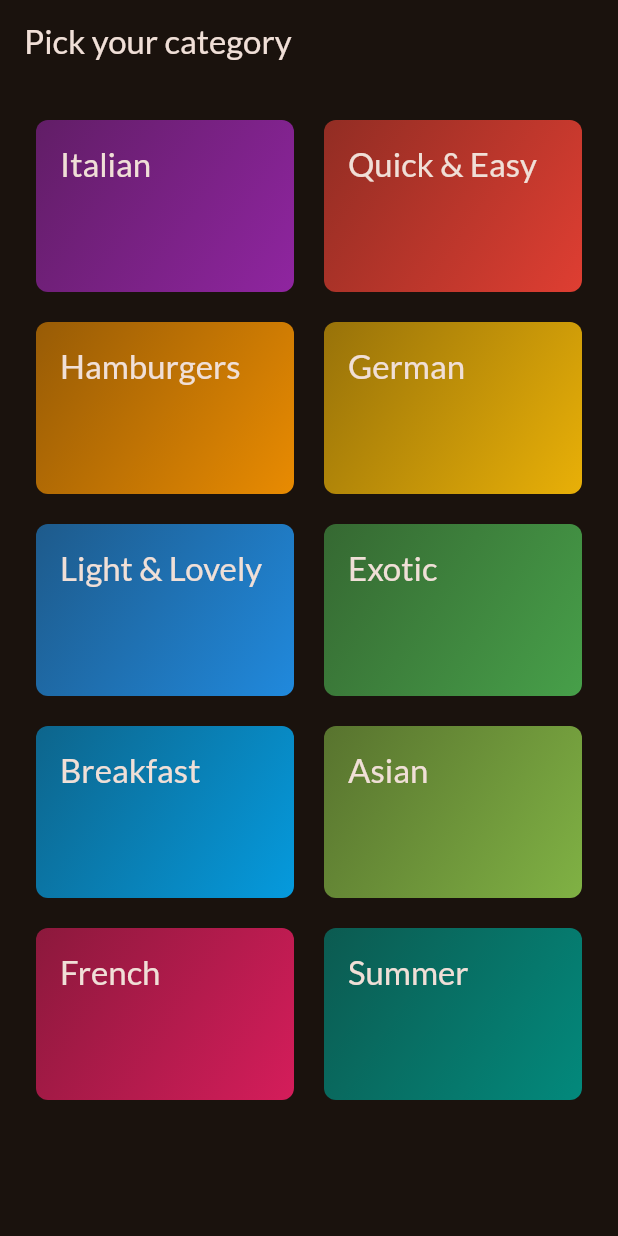
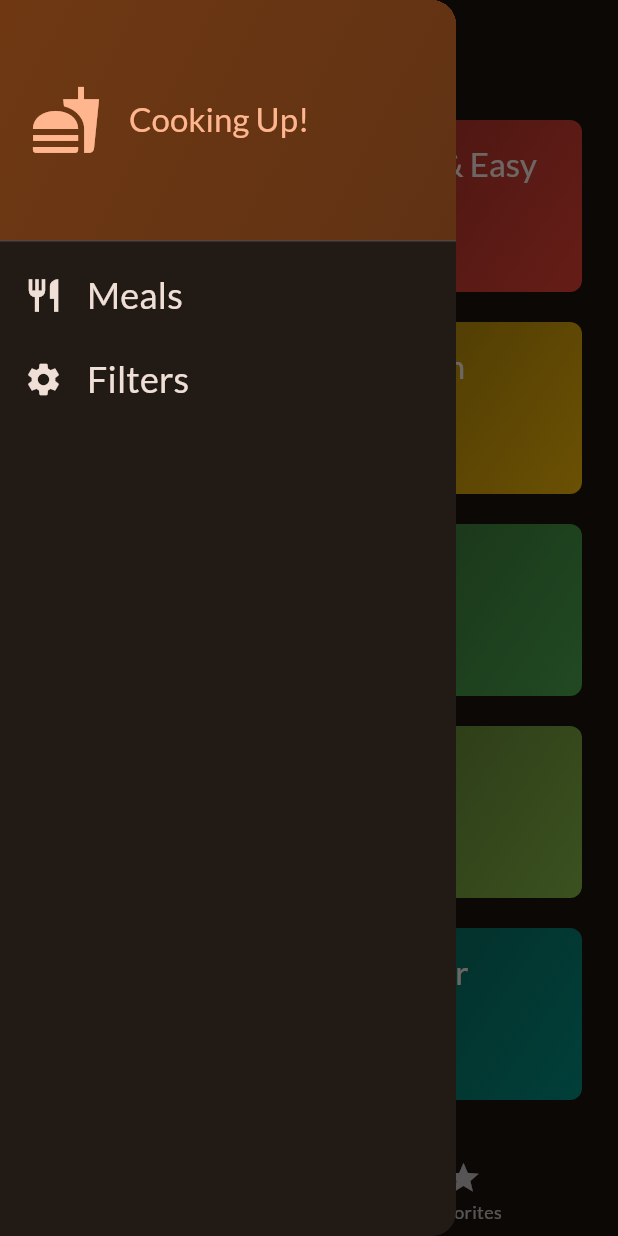
Before and after one commit to liammid27/Meals_App, a Flutter app: the screen it shows after launch, with the side drawer open (before the commit the screen has no drawer), on a phone screen of 412 x 824 dp. Run offline on Flutter 3.47's test engine with Material 3 defaults, Android fonts, the phone set to English and light mode, and no system bars; our stand-ins replace google_fonts, transparent_image.

Commit message:
Finished up with this project

```diff
--- a/lib/data/category_data.dart
+++ b/lib/data/category_data.dart
@@ -220,7 +220,7 @@ const dummyMeals = [
     ],
     isGlutenFree: true,
     isVegan: false,
-    isVegetarian: true,
+    isVegetarian: false,
     isLactoseFree: true,
   ),
   Meal(
--- a/lib/main.dart
+++ b/lib/main.dart
@@ -1,6 +1,6 @@
 import 'package:flutter/material.dart';
 import 'package:google_fonts/google_fonts.dart';
-import 'package:meals_app/screens/categories_screen.dart';
+import 'package:meals_app/screens/tabs_screen.dart';
 
 final theme = ThemeData(
   useMaterial3: true,
@@ -22,7 +22,7 @@ class App extends StatelessWidget {
   Widget build(BuildContext context) {
     return MaterialApp(
       theme: theme,
-      home: CategoriesScreen(),
+      home: TabsScreen(),
     );
   }
 }
--- a/lib/screens/categories_screen.dart
+++ b/lib/screens/categories_screen.dart
@@ -1,14 +1,22 @@
 import 'package:flutter/material.dart';
 import 'package:meals_app/data/category_data.dart';
+import 'package:meals_app/models/meal.dart';
 import 'package:meals_app/screens/meals_screen.dart';
 import 'package:meals_app/widgets/category_grid_item.dart';
 import 'package:meals_app/models/category.dart';
 
 class CategoriesScreen extends StatelessWidget {
-  const CategoriesScreen({super.key});
+  const CategoriesScreen({
+    super.key,
+    required this.onToggleFavorite,
+    required this.availableMeals,
+  });
+  final void Function(Meal meal) onToggleFavorite;
+
+  final List<Meal> availableMeals;
 
   void _onCategorySelected(BuildContext context, Category category) {
-    final filteredMeals = dummyMeals
+    final filteredMeals = availableMeals
         .where(
           (meal) => meal.categories.contains(
             category.id,
@@ -22,6 +30,7 @@ class CategoriesScreen extends StatelessWidget {
         builder: (context) => MealsScreen(
           title: category.title,
           meals: filteredMeals,
+          onToggleFavorite: onToggleFavorite,
         ),
       ),
     );
@@ -29,11 +38,7 @@ class CategoriesScreen extends StatelessWidget {
 
   @override
   Widget build(BuildContext context) {
-    return Scaffold(
-      appBar: AppBar(
-        title: const Text('Pick your category'),
-      ),
-      body: GridView(
+    return GridView(
       padding: const EdgeInsets.all(24),
       gridDelegate: const SliverGridDelegateWithFixedCrossAxisCount(
         crossAxisCount: 2,
@@ -48,7 +53,6 @@ class CategoriesScreen extends StatelessWidget {
             onSelect: () => _onCategorySelected(context, category),
           ),
       ],
-      ),
     );
   }
 }
--- /dev/null
+++ b/lib/screens/tabs_screen.dart
@@ -0,0 +1,128 @@
+import 'package:flutter/material.dart';
+import 'package:meals_app/data/category_data.dart';
+import 'package:meals_app/models/meal.dart';
+import 'package:meals_app/screens/categories_screen.dart';
+import 'package:meals_app/screens/filters_screen.dart';
+import 'package:meals_app/screens/meals_screen.dart';
+import 'package:meals_app/widgets/main_drawer.dart';
+
+class TabsScreen extends StatefulWidget {
+  const TabsScreen({super.key});
+
+  @override
+  State<TabsScreen> createState() => _TabsScreenState();
+}
+
+class _TabsScreenState extends State<TabsScreen> {
+  int _selectedPageIndex = 0;
+  final List<Meal> _favoriteMeals = [];
+  Map<Filter, bool> _activeFilters = {
+    Filter.gluten: false,
+    Filter.lactose: false,
+    Filter.vegan: false,
+    Filter.vegetarian: false,
+  };
+
+  void _showInfoMessage(String message) {
+    ScaffoldMessenger.of(context).clearSnackBars();
+    ScaffoldMessenger.of(context).showSnackBar(
+      SnackBar(content: Text(message)),
+    );
+  }
+
+  void _toggleFavoritedMeal(Meal meal) {
+    setState(() {
+      if (_favoriteMeals.contains(meal)) {
+        _favoriteMeals.remove(meal);
+        _showInfoMessage('Removed from favorites');
+      } else {
+        _favoriteMeals.add(meal);
+        _showInfoMessage('Added to favorites');
+      }
+    });
+  }
+
+  void _selectPage(int index) {
+    setState(() {
+      _selectedPageIndex = index;
+    });
+  }
+
+  void _setScreen(String identifier) async {
+    Navigator.of(context).pop();
+
+    if (identifier == 'filters') {
+      final result = await Navigator.of(context).push<Map<Filter, bool>>(
+        MaterialPageRoute(
+          builder: (ctx) => FiltersScreen(activeFilters: _activeFilters),
+        ),
+      );
+
+      if (result != null) {
+        setState(() {
+          _activeFilters = result;
+        });
+        print(result);
+      }
+    } else if (identifier == 'meals') {
+      print(_activeFilters);
+    }
+  }
+
+  @override
+  Widget build(BuildContext context) {
+    final availableMeals = dummyMeals.where(
+      (meal) {
+        if (_activeFilters[Filter.gluten]! && !meal.isGlutenFree) {
+          return false;
+        }
+        if (_activeFilters[Filter.lactose]! && !meal.isLactoseFree) {
+          return false;
+        }
+        if (_activeFilters[Filter.vegan]! && !meal.isVegan) {
+          return false;
+        }
+        if (_activeFilters[Filter.vegetarian]! && !meal.isVegetarian) {
+          return false;
+        }
+        return true;
+      },
+    ).toList();
+
+    Widget activePage = CategoriesScreen(
+      onToggleFavorite: _toggleFavoritedMeal,
+      availableMeals: availableMeals,
+    );
+
+    String activePageTitle = 'Categories';
+
+    if (_selectedPageIndex == 1) {
+      activePage = MealsScreen(
+        meals: _favoriteMeals,
+        onToggleFavorite: _toggleFavoritedMeal,
+      );
+      activePageTitle = 'Favorites';
+    }
+
+    return Scaffold(
+      appBar: AppBar(
+        title: Text(activePageTitle),
+      ),
+      drawer: MainDrawer(onSelectScreen: _setScreen),
+      body: activePage,
+      bottomNavigationBar: BottomNavigationBar(
+        onTap: (index) {
+          _selectPage(index);
+        },
+        currentIndex: _selectedPageIndex,
+        items: const [
+          BottomNavigationBarItem(
+            icon: Icon(Icons.set_meal),
+            label: 'Categories',
+          ),
+          BottomNavigationBarItem(icon: Icon(Icons.star), label: 'Favorites'),
+        ],
+      ),
+    );
+  }
+}
--- /dev/null
+++ b/lib/widgets/main_drawer.dart
@@ -0,0 +1,82 @@
+import 'package:flutter/material.dart';
+
+class MainDrawer extends StatelessWidget {
+  const MainDrawer({super.key, required this.onSelectScreen});
+
+  final void Function(String identifier) onSelectScreen;
+
+  @override
+  Widget build(BuildContext context) {
+    return Drawer(
+      child: Column(
+        children: [
+          DrawerHeader(
+            padding: EdgeInsets.all(20),
+            decoration: BoxDecoration(
+              gradient: LinearGradient(
+                colors: [
+                  Theme.of(context).colorScheme.primaryContainer,
+                  Theme.of(
+                    context,
+                  ).colorScheme.primaryContainer.withValues(alpha: 0.8),
+                ],
+                begin: Alignment.topLeft,
+                end: Alignment.bottomRight,
+              ),
+            ),
+            child: Row(
+              children: [
+                Icon(
+                  Icons.fastfood,
+                  size: 48,
+                  color: Theme.of(context).colorScheme.primary,
+                ),
+                SizedBox(width: 18),
+                Text(
+                  'Cooking Up!',
+                  style: Theme.of(context).textTheme.titleLarge!.copyWith(
+                    color: Theme.of(context).colorScheme.primary,
+                  ),
+                ),
+              ],
+            ),
+          ),
+          ListTile(
+            leading: Icon(
+              Icons.restaurant,
+              size: 26,
+              color: Theme.of(context).colorScheme.onSurface,
+            ),
+            title: Text(
+              'Meals',
+              style: Theme.of(context).textTheme.titleSmall!.copyWith(
+                color: Theme.of(context).colorScheme.onSurface,
+                fontSize: 24,
+              ),
+            ),
+            onTap: () {
+              onSelectScreen('meals');
+            },
+          ),
+          ListTile(
+            leading: Icon(
+              Icons.settings,
+              size: 26,
+              color: Theme.of(context).colorScheme.onSurface,
+            ),
+            title: Text(
+              'Filters',
+              style: Theme.of(context).textTheme.titleSmall!.copyWith(
+                color: Theme.of(context).colorScheme.onSurface,
+                fontSize: 24,
+              ),
+            ),
+            onTap: () {
+              onSelectScreen('filters');
+            },
+          ),
+        ],
+      ),
+    );
+  }
+}
```
Also changed, not shown: lib/screens/filters_screen.dart (added, +162 -0 lines), lib/screens/meal_details_screen.dart (+14 -1 lines), lib/screens/meals_screen.dart (+14 -4 lines), lib/widgets/meals_widget.dart (+10 -2 lines), lib/screens/tabs.dart (deleted). Lines whose indentation alone changed are shown as unchanged.
